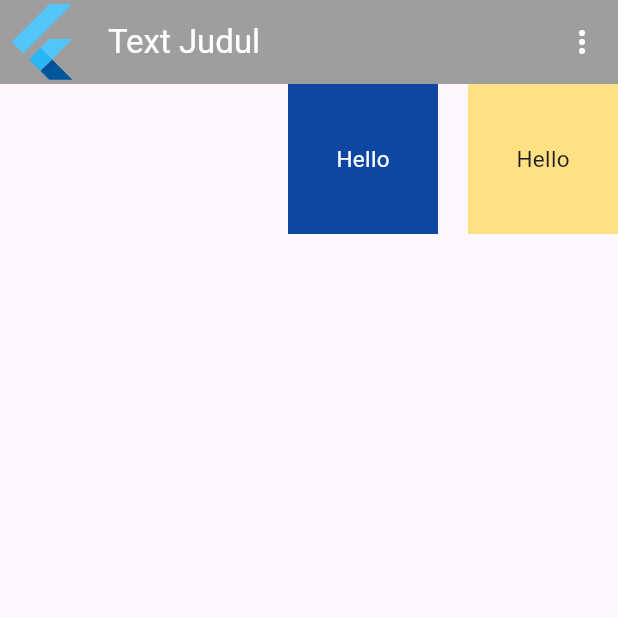
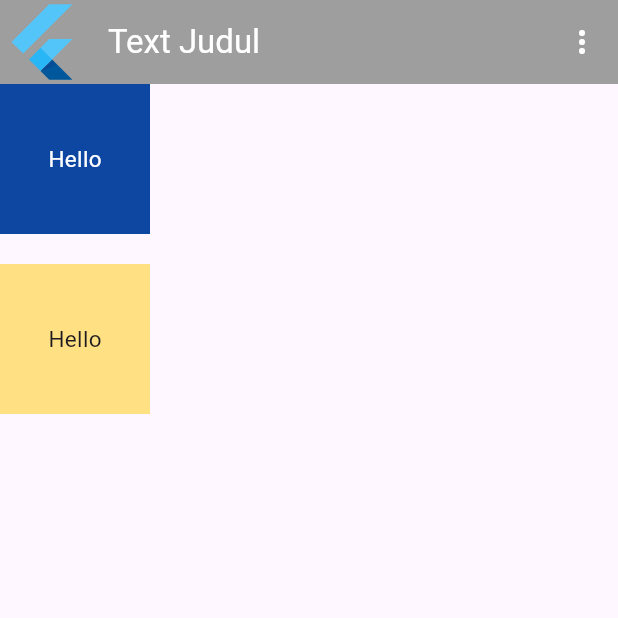
Before and after one commit to maulitayasmin/mobile, a Flutter app: the screen it shows after launch, on a phone screen of 412 x 824 dp, the top half of it. Run offline on Flutter 3.47's test engine with Material 3 defaults, Android fonts, the phone set to English and light mode, and no system bars.

Commit message:
soal10 done

```diff
--- /dev/null
+++ b/lib/latihan/latihan_10.dart
@@ -0,0 +1,65 @@
+import 'dart:math';
+
+import 'package:flutter/material.dart';
+
+class Latihan10 extends StatelessWidget {
+  const Latihan10({
+    super.key,
+  });
+
+  @override
+  Widget build(BuildContext context) {
+    return Scaffold(
+        appBar: AppBar(
+          leading: FlutterLogo(
+            //leading pojok kiri
+            size: 10.0,
+          ),
+          title: Text('Text Judul'),
+          foregroundColor: Colors.white,
+          backgroundColor: Colors.grey,
+          actions: [
+            //pojok kanan
+            IconButton(
+                onPressed: () {
+                  print('Klik More');
+                },
+                icon: Icon(Icons.more_vert))
+          ],
+        ),
+        body: Column(
+          children: [
+            Container(
+              margin: EdgeInsets.only(bottom: 20),
+              width: 100,
+              height: 100,
+              color: Colors.blue[900],
+              child: Center(
+                child: Text(
+                  'Hello',
+                  style: TextStyle(
+                    color: Colors.white,
+                    fontSize: 15,
+                  ),
+                ),
+              ),
+            ),
+            // SizedBox(heigh: 20), //mengatur jarak antar kotak bersebelahan
+            Container(
+              width: 100,
+              height: 100,
+              color: Colors.amber[200],
+              child: Center(
+                child: Text(
+                  'Hello',
+                  style: TextStyle(
+                    // color: Colors.white,
+                    fontSize: 15,
+                  ),
+                ),
+              ),
+            ),
+          ],
+        ));
+  }
+}
--- a/lib/main.dart
+++ b/lib/main.dart
@@ -10,6 +10,7 @@ import './latihan/latihan_6.dart';
 import './latihan/latihan_7.dart';
 import './latihan/latihan_8.dart';
 import './latihan/latihan_9.dart';
+import './latihan/latihan_10.dart';
 
 void main() {
   runApp(LitaApp());
@@ -20,6 +21,6 @@ class LitaApp extends StatelessWidget {
 
   @override
   Widget build(BuildContext context) {
-    return MaterialApp(debugShowCheckedModeBanner: false, home: Latihan9());
+    return MaterialApp(debugShowCheckedModeBanner: false, home: Latihan10());
   }
 }
```
